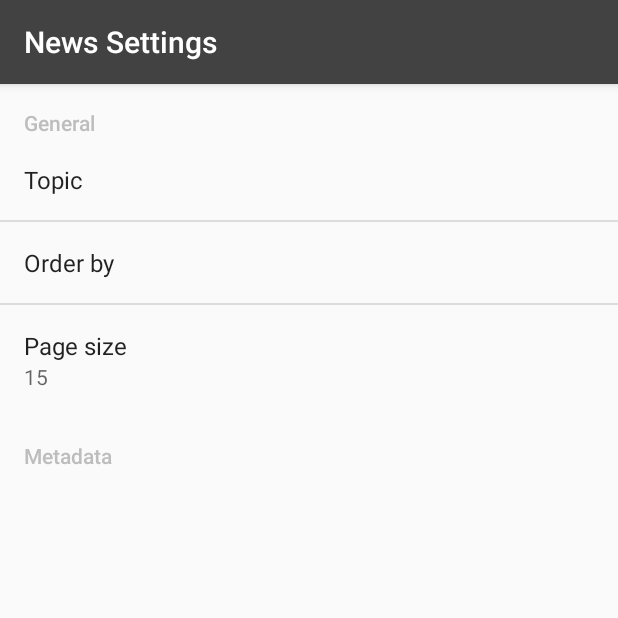
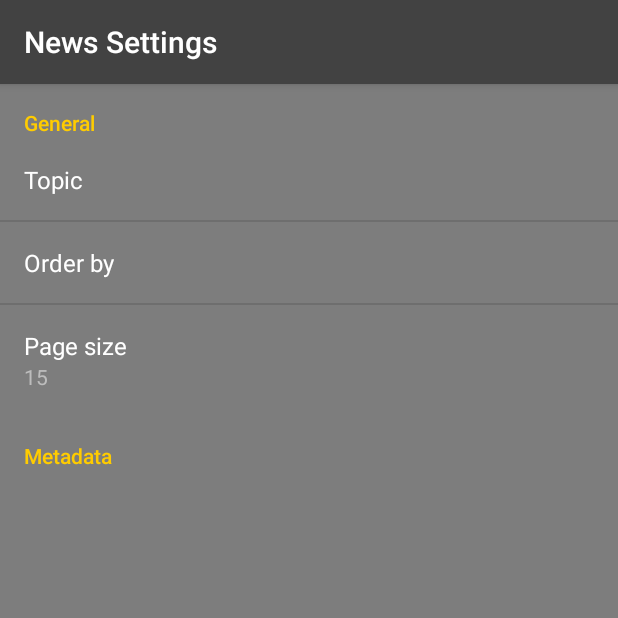
Before and after one commit to abdelaz9z/Newsfeedapp, an Android app: the SettingsActivity screen opened directly, with no data from a screen before it, on a phone screen of 412 x 824 dp, the top half of it. Run offline under Robolectric (Android 15) with nearby library versions, the light colour scheme and no system bars.

Commit message:
Initial commit

```diff
--- a/app/src/main/AndroidManifest.xml
+++ b/app/src/main/AndroidManifest.xml
@@ -18,7 +18,8 @@
         <activity
             android:name=".SettingsActivity"
             android:label="@string/title_settings"
-            android:screenOrientation="portrait">
+            android:screenOrientation="portrait"
+            android:theme="@style/SettingsFragmentTheme">
 
             <meta-data
                 android:name="android.support.PARENT_ACTIVITY"
--- a/app/src/main/java/com/example/newsfeedapp/SettingsActivity.java
+++ b/app/src/main/java/com/example/newsfeedapp/SettingsActivity.java
@@ -18,6 +18,7 @@ public class SettingsActivity extends AppCompatActivity {
     protected void onCreate(Bundle savedInstanceState) {
         super.onCreate(savedInstanceState);
         setContentView(R.layout.activity_settings);
+        setTheme(R.style.SettingsFragmentTheme);
     }
 
     public static class NewsPreferenceFragment extends PreferenceFragment implements Preference.OnPreferenceChangeListener {
--- a/app/src/main/res/layout/activity_settings.xml
+++ b/app/src/main/res/layout/activity_settings.xml
@@ -4,6 +4,5 @@
     android:name="com.example.newsfeedapp.SettingsActivity$NewsPreferenceFragment"
     android:layout_width="match_parent"
     android:layout_height="match_parent"
-    android:background="@color/colorBackgroundPage"
-    tools:context=".SettingsActivity"
+    tools:context=".NewsActivity"
     tools:ignore="MissingId" />
--- a/app/src/main/res/values/styles.xml
+++ b/app/src/main/res/values/styles.xml
@@ -8,4 +8,26 @@
         <item name="colorAccent">@color/colorAccent</item>
     </style>
 
+    <!-- Settings Preferences Text Style -->
+    <style name="SettingsFragmentTheme" parent="@style/Theme.AppCompat.Light.DarkActionBar">
+        <item name="android:windowBackground">@color/colorBackgroundPage</item>
+        <item name="colorPrimary">@color/colorPrimary</item>
+        <item name="colorPrimaryDark">@color/colorPrimaryDark</item>
+        <item name="colorAccent">@color/colorByline</item>
+        <item name="android:textColorPrimary">@android:color/white</item>
+        <item name="android:textColorSecondary">@color/colorAccent</item>
+        <!--        <item name="android:fontFamily">@font/ubuntu</item>-->
+        <!--        <item name="android:textSize">@dimen/text_size_m</item>-->
+        <!-- Dialog Styles -->
+        <item name="android:dialogTheme">@style/DialogStyle</item>
+        <item name="android:alertDialogTheme">@style/DialogStyle</item>
+    </style>
+    <!-- Settings Dialog Styles -->
+    <style name="DialogStyle" parent="@style/Theme.AppCompat.Dialog">
+        <item name="android:textColorPrimary">@color/colorPrimaryDark</item>
+        <item name="android:background">@color/colorBackgroundPage</item>
+        <item name="colorAccent">@color/colorPrimaryDark</item>
+        <!--        <item name="android:textSize">@dimen/text_size_m</item>-->
+    </style>
+
 </resources>
```
Also changed, not shown: 3 other files.
